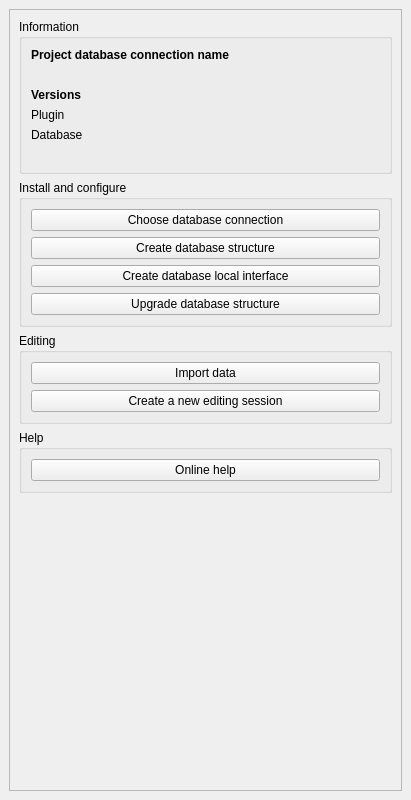
Before: the Qt Designer form roadnetwork/resources/ui/dockwidget_base.ui in 3liz/qgis-road-network-plugin, drawn with Qt 5.
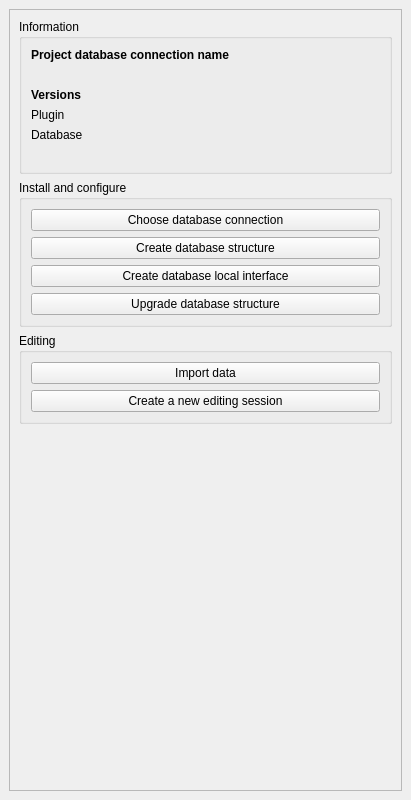
After: the same form once the commit is applied.

Commit message: Move help button from right dock to plugin menu

```diff
--- a/roadnetwork/resources/ui/dockwidget_base.ui
+++ b/roadnetwork/resources/ui/dockwidget_base.ui
@@ -187,22 +187,6 @@
           </layout>
          </widget>
         </item>
-        <item>
-         <widget class="QGroupBox" name="groupBox_4">
-          <property name="title">
-           <string>Help</string>
-          </property>
-          <layout class="QVBoxLayout" name="verticalLayout_5">
-           <item>
-            <widget class="QPushButton" name="button_online_help">
-             <property name="text">
-              <string>Online help</string>
-             </property>
-            </widget>
-           </item>
-          </layout>
-         </widget>
-        </item>
         <item>
          <spacer name="verticalSpacer">
           <property name="orientation">
```
Left out of the diff: 1 changed line with no effect on the pictures. The commit also changes 3 other files.
